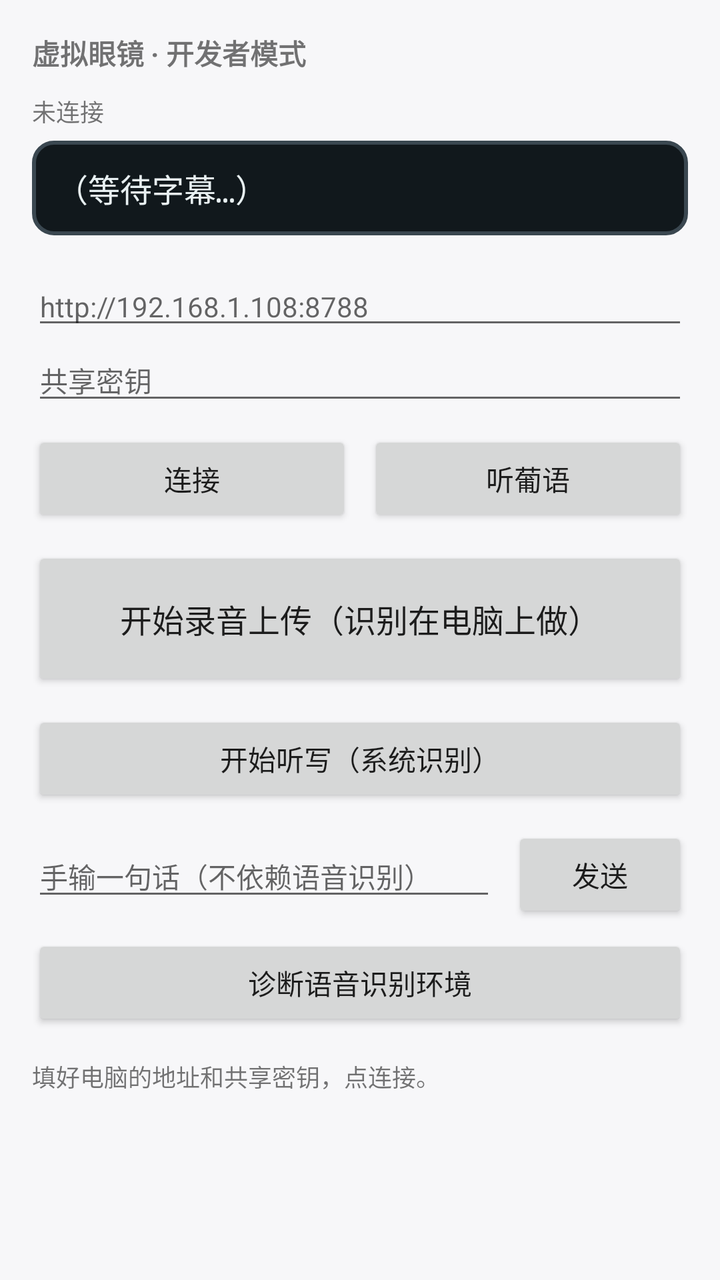
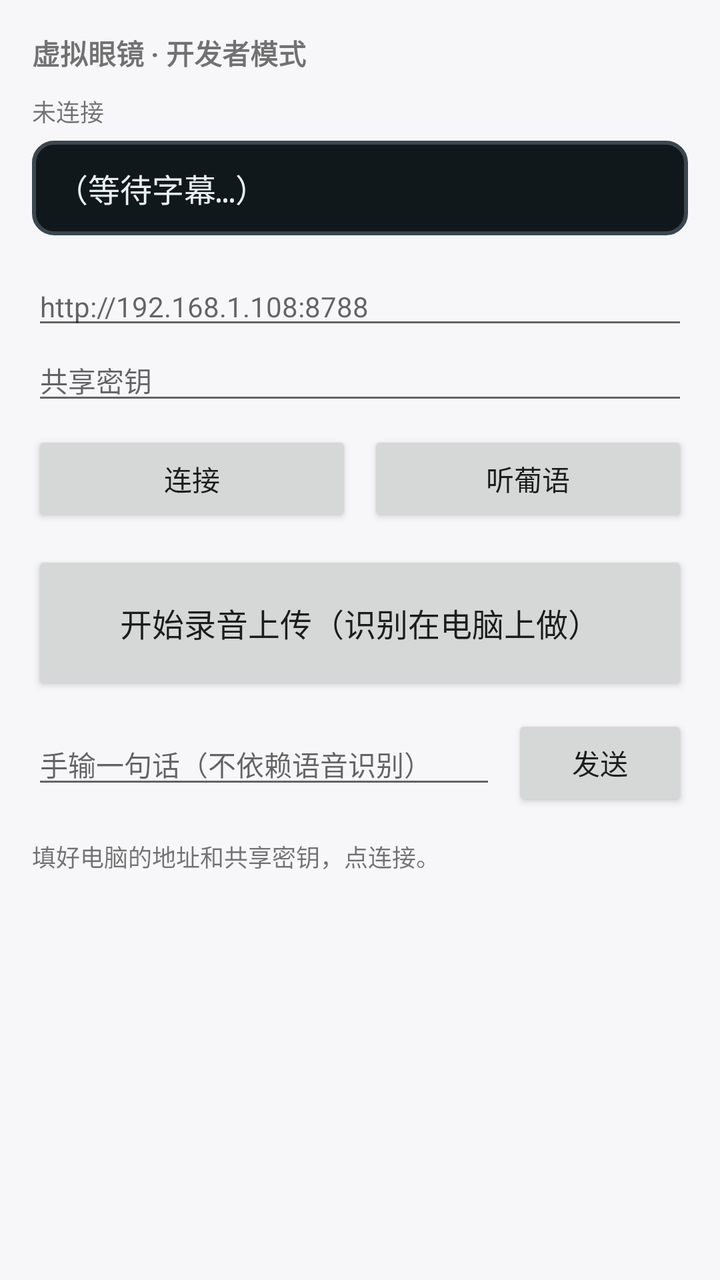

Screens rendered from an Android XML layout before and after an edit, with the pre-edit source and the edit as a unified diff.
<!-- AndroidManifest.xml: application theme AppTheme -->
<!-- res/layout/activity_main.xml -->
<?xml version="1.0" encoding="utf-8"?>
<ScrollView xmlns:android="http://schemas.android.com/apk/res/android"
    android:layout_width="match_parent"
    android:layout_height="match_parent"
    android:fillViewport="true">

    <LinearLayout
        android:layout_width="match_parent"
        android:layout_height="wrap_content"
        android:orientation="vertical"
        android:padding="16dp">

        <TextView
            android:layout_width="wrap_content"
            android:layout_height="wrap_content"
            android:text="@string/title"
            android:textSize="14sp"
            android:textStyle="bold" />

        <TextView
            android:id="@+id/panelCaption"
            android:layout_width="match_parent"
            android:layout_height="wrap_content"
            android:layout_marginTop="10dp"
            android:textSize="12sp"
            android:text="未连接" />

        
        <LinearLayout
            android:layout_width="match_parent"
            android:layout_height="wrap_content"
            android:layout_marginTop="6dp"
            android:background="@drawable/panel_bg"
            android:orientation="vertical"
            android:padding="12dp">

            <TextView
                android:id="@+id/panel"
                android:layout_width="match_parent"
                android:layout_height="wrap_content"
                android:fontFamily="monospace"
                android:text="@string/panel_placeholder"
                android:textColor="#E8F0F2"
                android:textSize="16sp" />
        </LinearLayout>

        <EditText
            android:id="@+id/host"
            android:layout_width="match_parent"
            android:layout_height="wrap_content"
            android:layout_marginTop="16dp"
            android:hint="@string/hint_host"
            android:inputType="textUri"
            android:textSize="14sp" />

        <EditText
            android:id="@+id/secret"
            android:layout_width="match_parent"
            android:layout_height="wrap_content"
            android:hint="@string/hint_secret"
            android:inputType="text"
            android:textSize="14sp" />

        <LinearLayout
            android:layout_width="match_parent"
            android:layout_height="wrap_content"
            android:layout_marginTop="8dp"
            android:orientation="horizontal">

            <Button
                android:id="@+id/connectButton"
                android:layout_width="0dp"
                android:layout_height="wrap_content"
                android:layout_weight="1"
                android:text="@string/connect" />

            <Button
                android:id="@+id/langButton"
                android:layout_width="0dp"
                android:layout_height="wrap_content"
                android:layout_marginStart="8dp"
                android:layout_weight="1"
                android:text="听葡语" />
        </LinearLayout>

        
        <Button
            android:id="@+id/recordButton"
            android:layout_width="match_parent"
            android:layout_height="72dp"
            android:layout_marginTop="10dp"
            android:text="@string/start_record"
            android:textSize="16sp" />

        <Button
            android:id="@+id/micButton"
            android:layout_width="match_parent"
            android:layout_height="wrap_content"
            android:layout_marginTop="10dp"
            android:text="@string/start_listen"
            android:textSize="14sp" />

        
        <LinearLayout
            android:layout_width="match_parent"
            android:layout_height="wrap_content"
            android:layout_marginTop="10dp"
            android:orientation="horizontal">

            <EditText
                android:id="@+id/manualText"
                android:layout_width="0dp"
                android:layout_height="wrap_content"
                android:layout_weight="1"
                android:hint="@string/hint_manual"
                android:inputType="text"
                android:textSize="14sp" />

            <Button
                android:id="@+id/sendButton"
                android:layout_width="wrap_content"
                android:layout_height="wrap_content"
                android:layout_marginStart="8dp"
                android:text="@string/send" />
        </LinearLayout>

        <Button
            android:id="@+id/diagnoseButton"
            android:layout_width="match_parent"
            android:layout_height="wrap_content"
            android:layout_marginTop="6dp"
            android:text="@string/diagnose" />

        <TextView
            android:id="@+id/status"
            android:layout_width="match_parent"
            android:layout_height="wrap_content"
            android:layout_marginTop="14dp"
            android:textSize="12sp"
            android:text="填好电脑的地址和共享密钥，点连接。" />

    </LinearLayout>
</ScrollView>
<!-- resources referenced by this layout -->
<resources>
  <!-- drawable panel_bg (drawable) -->
  <?xml version="1.0" encoding="utf-8"?>
  <shape xmlns:android="http://schemas.android.com/apk/res/android" android:shape="rectangle">
      <solid android:color="#11181C" />
      <stroke android:width="2dp" android:color="#3A4750" />
      <corners android:radius="10dp" />
  </shape>
  <string name="connect">连接</string>
  <string name="diagnose">诊断语音识别环境</string>
  <string name="hint_host">http://192.168.1.108:8788</string>
  <string name="hint_manual">手输一句话（不依赖语音识别）</string>
  <string name="hint_secret">共享密钥</string>
  <string name="panel_placeholder">（等待字幕…）</string>
  <string name="send">发送</string>
  <string name="start_listen">开始听写（系统识别）</string>
  <string name="start_record">开始录音上传（识别在电脑上做）</string>
  <string name="title">虚拟眼镜 · 开发者模式</string>
  <style name="AppTheme" parent="@android:style/Theme.Material.Light.NoActionBar">
          <item name="android:windowBackground">#FFF7F7F9</item>
      </style>
</resources>

<!-- the commit's change to res/layout/activity_main.xml (unified diff, before → after) -->
@@ -88,17 +88,9 @@
             android:id="@+id/recordButton"
             android:layout_width="match_parent"
             android:layout_height="72dp"
-            android:layout_marginTop="10dp"
+            android:layout_marginTop="12dp"
             android:text="@string/start_record"
             android:textSize="16sp" />
-
-        <Button
-            android:id="@+id/micButton"
-            android:layout_width="match_parent"
-            android:layout_height="wrap_content"
-            android:layout_marginTop="10dp"
-            android:text="@string/start_listen"
-            android:textSize="14sp" />
 
         
         <LinearLayout
@@ -124,13 +116,6 @@
                 android:text="@string/send" />
         </LinearLayout>
 
-        <Button
-            android:id="@+id/diagnoseButton"
-            android:layout_width="match_parent"
-            android:layout_height="wrap_content"
-            android:layout_marginTop="6dp"
-            android:text="@string/diagnose" />
-
         <TextView
             android:id="@+id/status"
             android:layout_width="match_parent"
<!-- resource entries referenced after the edit -->
@@ -8,13 +8,11 @@
       <corners android:radius="10dp" />
   </shape>
   <string name="connect">连接</string>
-  <string name="diagnose">诊断语音识别环境</string>
   <string name="hint_host">http://192.168.1.108:8788</string>
   <string name="hint_manual">手输一句话（不依赖语音识别）</string>
   <string name="hint_secret">共享密钥</string>
   <string name="panel_placeholder">（等待字幕…）</string>
   <string name="send">发送</string>
-  <string name="start_listen">开始听写（系统识别）</string>
   <string name="start_record">开始录音上传（识别在电脑上做）</string>
   <string name="title">虚拟眼镜 · 开发者模式</string>
   <style name="AppTheme" parent="@android:style/Theme.Material.Light.NoActionBar">
